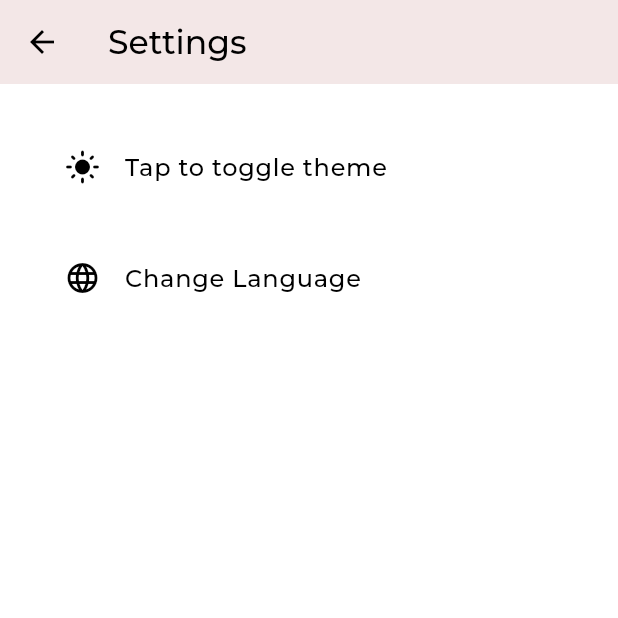
After one commit to batuhanozcan1605/weekplanner, a Flutter app: the SettingsPage screen opened directly, after a tap on "Tap to toggle theme", after a tap on the "settings" icon, on a phone screen of 412 x 824 dp, the top half of it. The commit adds this screen. Run offline on Flutter 3.47's test engine with Material 3 defaults, Android fonts, the phone set to English and light mode, and no system bars; drawn by our look-alikes of google_mobile_ads; our stand-ins replace flutter_inset_box_shadow, flutter_svg, page_view_dot_indicator, popover, shared_preferences, sqflite and 1 more; missing offline and left inert: interval_time_picker, tutorial_coach_mark; accounts and stored records are empty; generated files the repository leaves out were written again; network calls fail; project files that could hold a hidden picture were left out.

Commit message:
theme change on settings

```diff
--- /dev/null
+++ b/lib/screens/settings_page.dart
@@ -0,0 +1,104 @@
+import 'package:flutter/material.dart';
+import 'package:google_mobile_ads/google_mobile_ads.dart';
+import 'package:provider/provider.dart';
+import 'package:weekplanner/ad_helper.dart';
+import 'package:weekplanner/screens/main_screen.dart';
+import 'package:weekplanner/theme/theme.dart';
+import '../theme/theme_provider.dart';
+
+class SettingsPage extends StatefulWidget {
+  const SettingsPage({Key? key}) : super(key: key);
+
+  @override
+  State<SettingsPage> createState() => _SettingsPageState();
+}
+
+class _SettingsPageState extends State<SettingsPage> {
+  BannerAd? _bannerAd;
+
+  @override
+  void initState() {
+    super.initState();
+    _createBannerAd();
+  }
+
+  @override
+  Widget build(BuildContext context) {
+    ColorScheme colorScheme = Theme.of(context).colorScheme;
+    final themeProvider = Provider.of<ThemeProvider>(context, listen: false);
+
+    return Scaffold(
+        appBar: AppBar(
+          backgroundColor: colorScheme.background,
+          title: Text(
+            'Settings',
+            style: TextStyle(
+                color: colorScheme.onBackground, fontFamily: 'Montserrat'),
+          ),
+        ),
+        body: SingleChildScrollView(
+          padding: const EdgeInsets.all(27),
+          child: Column(
+            children: [
+              ListTile(
+                shape: RoundedRectangleBorder(
+                  borderRadius: BorderRadius.circular(10.0),
+                ),
+                tileColor: colorScheme.secondary,
+                leading: Icon(
+                  themeProvider.themeData == lightTheme
+                      ? Icons.light_mode
+                      : Icons.dark_mode,
+                  color: colorScheme.onBackground,
+                ),
+                title: Text(
+                  'Tap to toggle theme',
+                  style: TextStyle(
+                      color: colorScheme.onBackground,
+                      fontFamily: 'Montserrat'),
+                ),
+                onTap: () {
+                  themeProvider.toggleTheme();
+                  Navigator.pushReplacement(
+                      context,
+                      MaterialPageRoute(
+                          builder: (context) => const MainScreen()));
+                },
+              ),
+              SizedBox(height: 18),
+              ListTile(
+                shape: RoundedRectangleBorder(
+                  borderRadius: BorderRadius.circular(10.0),
+                ),
+                tileColor: colorScheme.secondary,
+                leading: Icon(Icons.language),
+                title: Text(
+                  'Change Language',
+                  style: TextStyle(
+                      color: colorScheme.onBackground,
+                      fontFamily: 'Montserrat'),
+                ),
+                onTap: () {
+
+                },
+              ),
+            ],
+          ),
+        ),
+        bottomNavigationBar: _bannerAd == null
+            ? Container()
+            : SizedBox(
+                height: 52,
+                child: AdWidget(ad: _bannerAd!),
+              ));
+  }
+
+  void _createBannerAd() {
+    _bannerAd = BannerAd(
+      size: AdSize.fullBanner,
+      adUnitId: AdHelper.bannerAdUnitId,
+      listener: AdHelper.bannerAdListener,
+      request: const AdRequest(),
+    )..load();
+  }
+}
--- a/lib/widgets/pseudo_appbar.dart
+++ b/lib/widgets/pseudo_appbar.dart
@@ -1,6 +1,7 @@
 import 'package:flutter/material.dart';
 import 'package:provider/provider.dart';
 import 'package:weekplanner/provider/appointment_provider.dart';
+import 'package:weekplanner/screens/settings_page.dart';
 import '../screens/main_screen.dart';
 import '../theme/theme.dart';
 import '../theme/theme_provider.dart';
@@ -63,12 +64,18 @@ class PseudoAppBar extends StatelessWidget {
             );
           },
         ),
+
         IconButton(
+            onPressed: () {
+              Navigator.push(context, MaterialPageRoute(builder: (context)=> const SettingsPage()));
+             },
+            icon: Icon(Icons.settings)),
+        /*IconButton(
           onPressed: () {
             themeProvider.toggleTheme();
             Navigator.pushReplacement(context, MaterialPageRoute(builder: (context)=> const MainScreen()));
           },
-          icon: Icon(themeProvider.themeData == lightTheme ? Icons.light_mode : Icons.dark_mode, color: colorScheme.onBackground,),),
+          icon: Icon(themeProvider.themeData == lightTheme ? Icons.light_mode : Icons.dark_mode, color: colorScheme.onBackground,),),*/
         //const MenuButton(),
       ],
     );
```
Also changed, not shown: lib/main.dart (line endings or trailing spaces).
